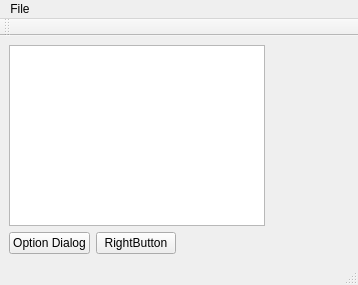
Before: the Qt Designer form worksheet7/exercise3/mainwindow.ui in ItzMePun/2025_20645251, drawn with Qt 5.
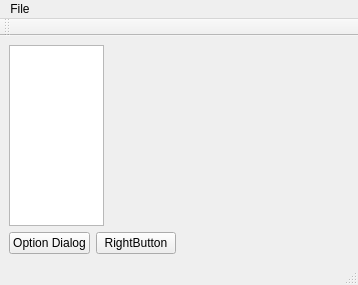
After: the same form once the commit is applied. Icons and pictures are not drawn. Custom widgets are drawn as their Qt base class.

Patch:
```diff
--- a/worksheet7/exercise3/mainwindow.ui
+++ b/worksheet7/exercise3/mainwindow.ui
@@ -16,7 +16,7 @@
   <widget class="QWidget" name="centralwidget">
    <layout class="QVBoxLayout" name="verticalLayout">
     <item>
-     <layout class="QHBoxLayout" name="horizontalLayout" stretch="0,1">
+     <layout class="QHBoxLayout" name="horizontalLayout" stretch="2,5">
       <item>
        <widget class="QTreeView" name="treeView">
         <property name="contextMenuPolicy">
```
Left out of the diff: 2 changed lines with no effect on the pictures.
